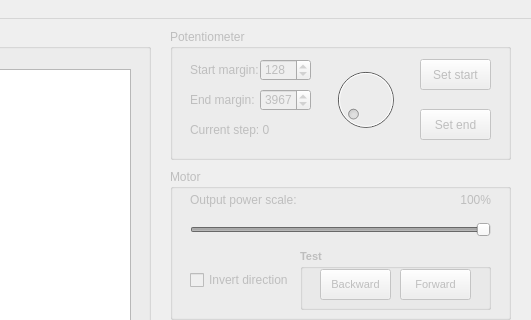
The window that Servo_Dashboard/mainwindow.ui (RocketScientist26/USB_Configurable_Servo-Software) describes before a commit, drawn with Qt 5; both pictures show x 510 to 1041 and y 0 to 320 of the 1041 by 691 pixel window.
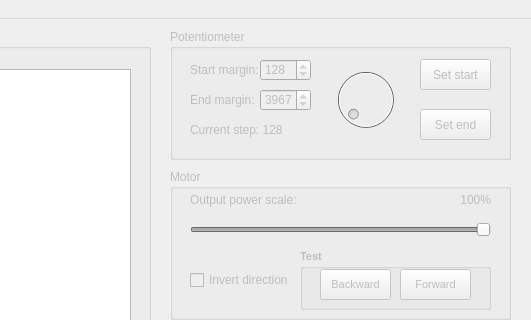
The same window after the commit. Icons and pictures are not drawn. Custom widgets are drawn as their Qt base class.

Patch:
```diff
--- a/Servo_Dashboard/mainwindow.ui
+++ b/Servo_Dashboard/mainwindow.ui
@@ -1566,7 +1566,7 @@
       </rect>
      </property>
      <property name="text">
-      <string>Current step: 0</string>
+      <string>Current step: 128</string>
      </property>
     </widget>
     <widget class="QPushButton" name="pushButton_Potentiometer_Set_Start">
```
Left out of the diff: 177 changed lines with no effect on the pictures.
